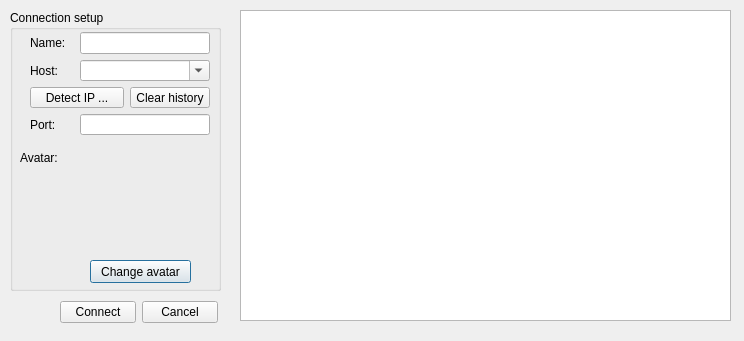
Mogara/QSanguosha, file src/connectiondialog.ui: the form before one commit.
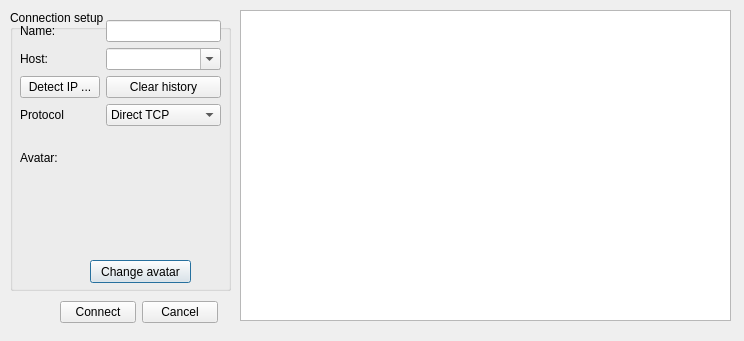
The form after the commit.

```diff
--- a/src/connectiondialog.ui
+++ b/src/connectiondialog.ui
@@ -21,7 +21,7 @@
     <rect>
      <x>10</x>
      <y>10</y>
-     <width>211</width>
+     <width>221</width>
      <height>281</height>
     </rect>
    </property>
@@ -79,66 +79,79 @@
    <widget class="QWidget" name="">
     <property name="geometry">
      <rect>
-      <x>20</x>
-      <y>22</y>
-      <width>180</width>
-      <height>103</height>
+      <x>10</x>
+      <y>10</y>
+      <width>201</width>
+      <height>109</height>
      </rect>
     </property>
-    <layout class="QGridLayout" name="gridLayout">
-     <item row="0" column="0">
-      <widget class="QLabel" name="nameLabel">
-       <property name="text">
-        <string>Name:</string>
-       </property>
-       <property name="buddy">
-        <cstring>nameLineEdit</cstring>
-       </property>
-      </widget>
-     </item>
-     <item row="0" column="1" colspan="2">
-      <widget class="QLineEdit" name="nameLineEdit"/>
-     </item>
-     <item row="1" column="0">
-      <widget class="QLabel" name="hostLabel">
-       <property name="text">
-        <string>Host:</string>
-       </property>
-      </widget>
-     </item>
-     <item row="1" column="1" colspan="2">
-      <widget class="QComboBox" name="hostComboBox">
-       <property name="editable">
-        <bool>true</bool>
-       </property>
-      </widget>
-     </item>
-     <item row="2" column="0" colspan="2">
+    <layout class="QFormLayout" name="formLayout">
+     <item row="3" column="0">
       <widget class="QPushButton" name="detectButton">
        <property name="text">
         <string>Detect IP ...</string>
        </property>
       </widget>
      </item>
-     <item row="2" column="2">
+     <item row="3" column="1">
       <widget class="QPushButton" name="clearHistoryButton">
        <property name="text">
         <string>Clear history</string>
        </property>
       </widget>
      </item>
-     <item row="3" column="0">
-      <widget class="QLabel" name="portLabel">
+     <item row="2" column="1">
+      <widget class="QComboBox" name="hostComboBox">
+       <property name="editable">
+        <bool>true</bool>
+       </property>
+      </widget>
+     </item>
+     <item row="2" column="0">
+      <widget class="QLabel" name="hostLabel">
        <property name="text">
-        <string>Port:</string>
+        <string>Host:</string>
+       </property>
+      </widget>
+     </item>
+     <item row="1" column="0">
+      <widget class="QLabel" name="nameLabel">
+       <property name="text">
+        <string>Name:</string>
        </property>
        <property name="buddy">
         <cstring>portLineEdit</cstring>
        </property>
       </widget>
      </item>
-     <item row="3" column="1" colspan="2">
-      <widget class="QLineEdit" name="portLineEdit"/>
+     <item row="1" column="1">
+      <widget class="QLineEdit" name="nameLineEdit"/>
+     </item>
+     <item row="4" column="0">
+      <widget class="QLabel" name="protocolLabel">
+       <property name="text">
+        <string>Protocol</string>
+       </property>
+      </widget>
+     </item>
+     <item row="4" column="1">
+      <widget class="QComboBox" name="protocolComboBox">
+       <item>
+        <property name="text">
+         <string>Direct TCP</string>
+        </property>
+       </item>
+       <item>
+        <property name="text">
+         <string>Battle platfom</string>
+        </property>
+       </item>
+       <item>
+        <property name="text">
+         <string>IRC network</string>
+        </property>
+       </item>
+      </widget>
      </item>
     </layout>
    </widget>
```
Left out of the diff: 3 changed lines with no effect on the pictures.
